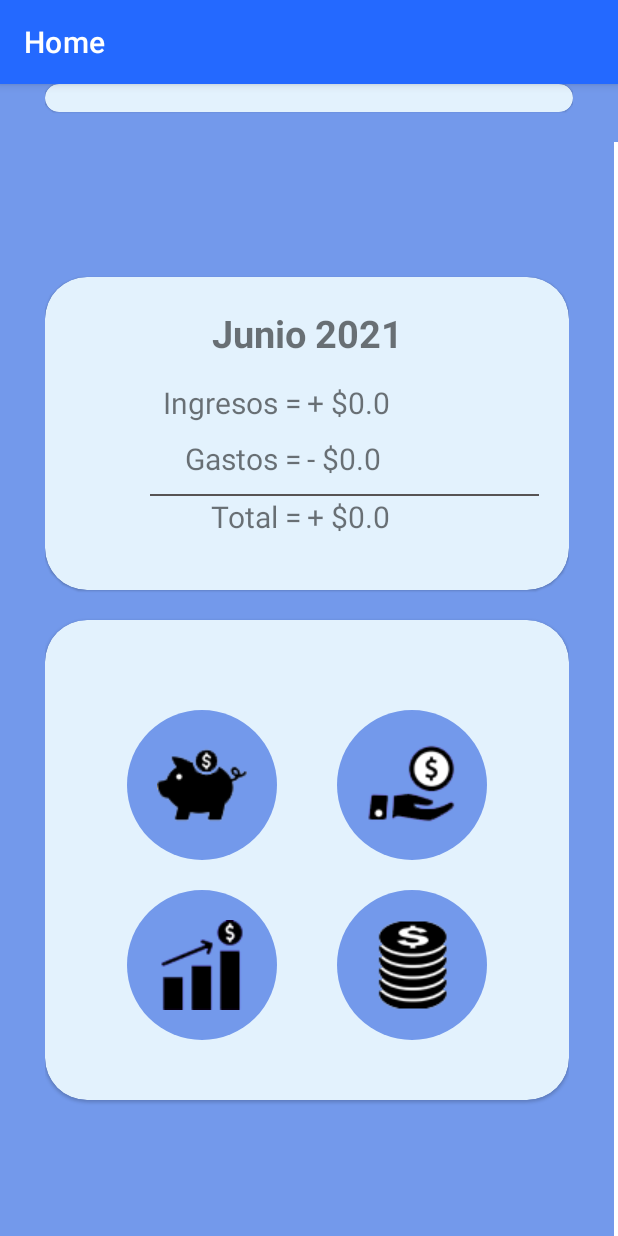
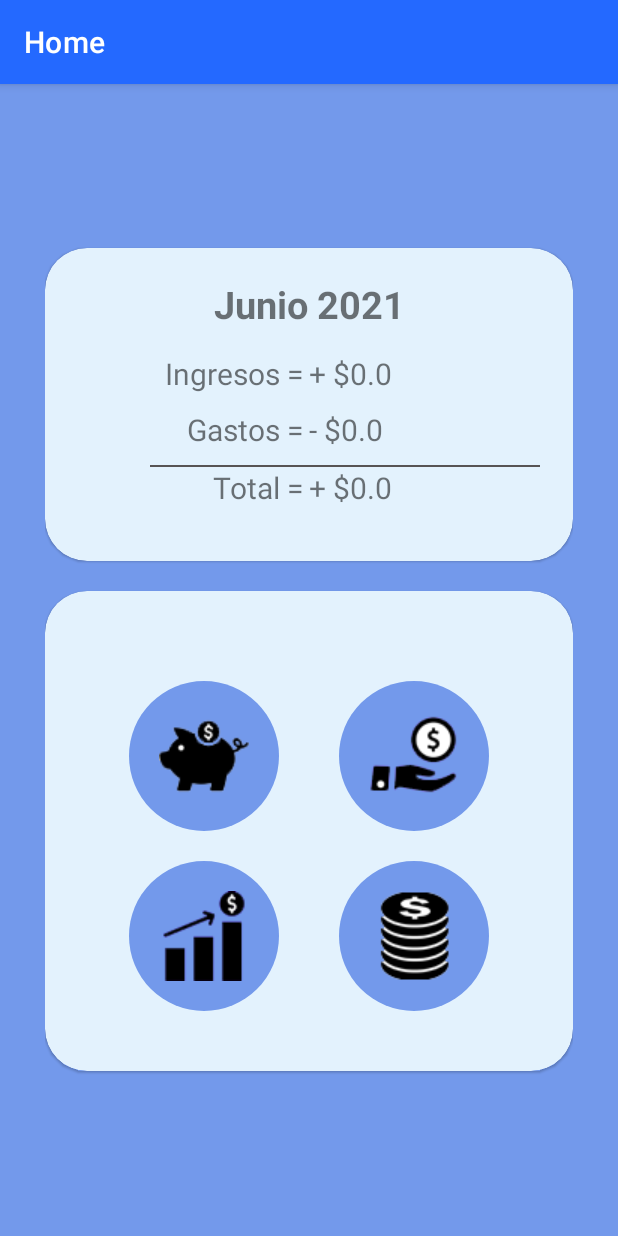
Before and after one commit to UTN-FRBA-Mobile/SaveIT, an Android app: the screen it shows after launch (MainActivity), on a phone screen of 412 x 824 dp. Run offline under Robolectric (Android 15) with nearby library versions, the phone set to English and light mode, and no system bars; our stand-ins replace Room's generated code, navigation-ui.

Commit message:
centering layouts

```diff
--- a/app/src/main/res/layout/activity_main.xml
+++ b/app/src/main/res/layout/activity_main.xml
@@ -10,15 +10,15 @@ tools:context=".MainActivity">
 
 <FrameLayout android:id="@+id/fragmentContainer"
     android:layout_width="match_parent"
-    android:layout_height="0dp"
+    android:layout_height="match_parent"
     android:layout_weight="1"
     android:background="@color/blueBackground" />
 
     <fragment
         android:id="@+id/fragment"
         android:name="androidx.navigation.fragment.NavHostFragment"
-        android:layout_width="409dp"
-        android:layout_height="729dp"
+        android:layout_width="match_parent"
+        android:layout_height="match_parent"
         app:defaultNavHost="true"
         app:layout_constraintBottom_toBottomOf="parent"
         app:layout_constraintEnd_toEndOf="parent"
```
